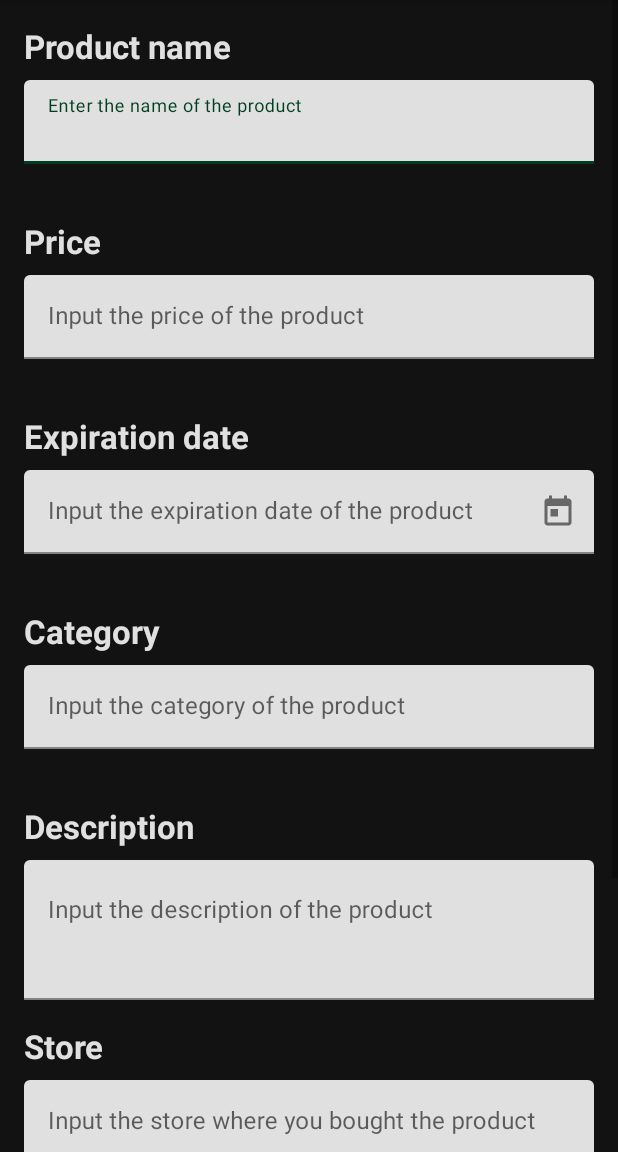
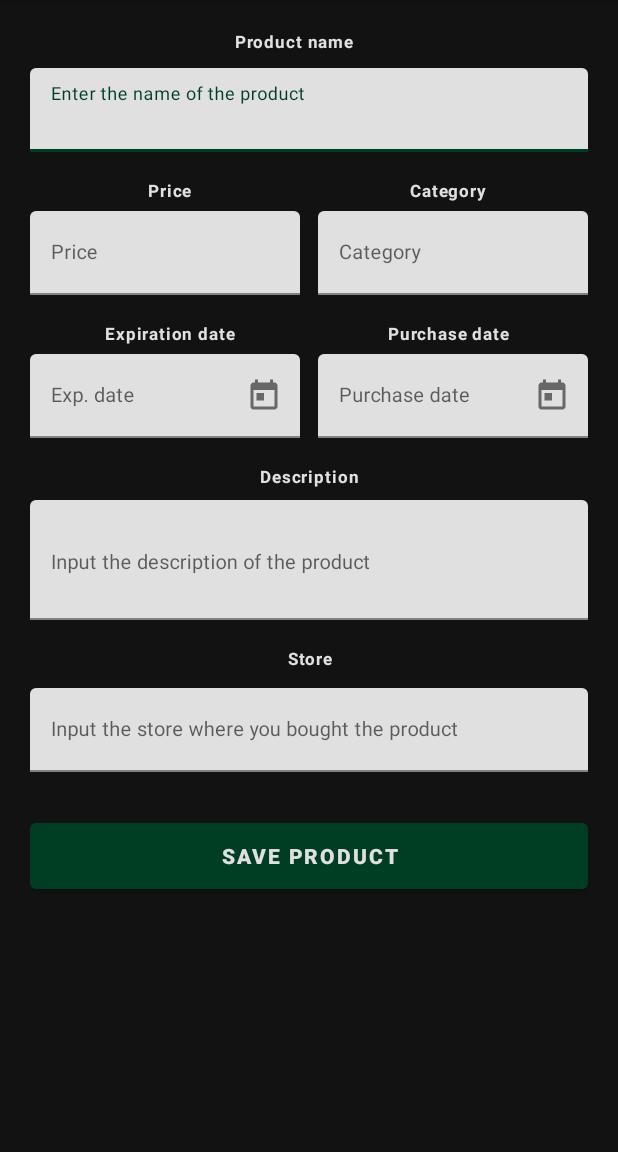
Before and after one commit to SimmSoft/QFoodly, an Android app: the fragment AddProductFragment shown on its own in the app's theme, on a phone screen of 412 x 824 dp, the part 84-1236 px from its top. Run offline under Robolectric (Android 15) with nearby library versions, the phone set to English and light mode, and no system bars.

Commit message:
Refine add product UI spacing and layout
Adjusted margins and spacing in fragment_add_product.xml to reduce excessive gaps and improve visual balance. All required fields remain, with a more compact and user-friendly arrangement for better UI/UX.

```diff
--- a/app/src/main/res/layout/fragment_add_product.xml
+++ b/app/src/main/res/layout/fragment_add_product.xml
@@ -9,152 +9,223 @@
     <androidx.constraintlayout.widget.ConstraintLayout
         android:layout_width="match_parent"
         android:layout_height="wrap_content"
-        android:padding="16dp">
+        android:padding="20dp">
 
         <!-- Product Name -->
         <TextView
             android:id="@+id/product_name_label"
-            android:layout_width="wrap_content"
-            android:layout_height="wrap_content"
+            android:layout_width="370dp"
+            android:layout_height="19dp"
+            android:layout_marginEnd="21dp"
+            android:letterSpacing="0.05"
             android:text="Product name"
+            android:textAlignment="center"
             android:textColor="@color/white"
-            android:textSize="10pt"
+            android:textSize="11sp"
             android:textStyle="bold"
+            app:layout_constraintEnd_toEndOf="parent"
             app:layout_constraintStart_toStartOf="parent"
-            app:layout_constraintTop_toTopOf="parent"/>
+            app:layout_constraintTop_toTopOf="parent" />
 
         <com.google.android.material.textfield.TextInputLayout
             android:id="@+id/product_name_layout"
             android:layout_width="0dp"
-            android:layout_height="wrap_content"
-            android:layout_marginTop="8dp"
-            app:layout_constraintTop_toBottomOf="@id/product_name_label"
+            android:layout_height="56dp"
+            android:layout_marginTop="6dp"
+            app:errorEnabled="true"
+            app:layout_constraintEnd_toEndOf="parent"
             app:layout_constraintStart_toStartOf="parent"
-            app:layout_constraintEnd_toEndOf="parent"
-            app:errorEnabled="true">
+            app:layout_constraintTop_toBottomOf="@id/product_name_label">
 
             <com.google.android.material.textfield.TextInputEditText
                 android:id="@+id/product_name_edit_text"
                 android:layout_width="match_parent"
-                android:layout_height="wrap_content"
-                android:hint="Enter the name of the product"/>
+                android:layout_height="56dp"
+                android:hint="Enter the name of the product"
+                android:paddingStart="14dp"
+                android:paddingEnd="14dp"
+                android:textSize="13sp" />
 
         </com.google.android.material.textfield.TextInputLayout>
 
-        <!-- Product Price -->
+        <!-- Product Price & Category Row -->
         <TextView
             android:id="@+id/product_price_label"
-            android:layout_width="wrap_content"
+            android:layout_width="0dp"
             android:layout_height="wrap_content"
             android:text="Price"
             android:textColor="@color/white"
-            android:textSize="10pt"
+            android:textSize="11sp"
             android:textStyle="bold"
-            android:layout_marginTop="16dp"
+            android:letterSpacing="0.05"
+            android:layout_marginTop="18dp"
+            android:gravity="center"
+            app:layout_constraintEnd_toStartOf="@id/product_category_label"
             app:layout_constraintStart_toStartOf="parent"
+            app:layout_constraintTop_toBottomOf="@id/product_name_layout"/>
+
+        <TextView
+            android:id="@+id/product_category_label"
+            android:layout_width="0dp"
+            android:layout_height="wrap_content"
+            android:text="Category"
+            android:textColor="@color/white"
+            android:textSize="11sp"
+            android:textStyle="bold"
+            android:letterSpacing="0.05"
+            android:layout_marginTop="18dp"
+            android:gravity="center"
+            app:layout_constraintEnd_toEndOf="parent"
+            app:layout_constraintStart_toEndOf="@id/product_price_label"
             app:layout_constraintTop_toBottomOf="@id/product_name_layout"/>
 
         <com.google.android.material.textfield.TextInputLayout
             android:id="@+id/price_layout"
             android:layout_width="0dp"
-            android:layout_height="wrap_content"
-            android:layout_marginTop="8dp"
-            app:layout_constraintTop_toBottomOf="@id/product_price_label"
+            android:layout_height="56dp"
+            android:layout_marginTop="6dp"
+            android:layout_marginEnd="6dp"
+            app:errorEnabled="true"
+            app:layout_constraintEnd_toStartOf="@id/category_layout"
             app:layout_constraintStart_toStartOf="parent"
-            app:layout_constraintEnd_toEndOf="parent"
-            app:errorEnabled="true">
+            app:layout_constraintTop_toBottomOf="@id/product_price_label">
 
             <com.google.android.material.textfield.TextInputEditText
                 android:id="@+id/price_edit_text"
                 android:layout_width="match_parent"
-                android:layout_height="wrap_content"
+                android:layout_height="56dp"
+                android:hint="Price"
                 android:inputType="numberDecimal"
-                android:hint="Input the price of the product"/>
+                android:paddingStart="14dp"
+                android:paddingEnd="14dp"
+                android:textSize="13sp" />
         </com.google.android.material.textfield.TextInputLayout>
 
-        <!-- Product Expiration Date -->
+        <com.google.android.material.textfield.TextInputLayout
+            android:id="@+id/category_layout"
+            android:layout_width="0dp"
+            android:layout_height="56dp"
+            android:layout_marginTop="6dp"
+            android:layout_marginStart="6dp"
+            app:errorEnabled="true"
+            app:layout_constraintEnd_toEndOf="parent"
+            app:layout_constraintStart_toEndOf="@id/price_layout"
+            app:layout_constraintTop_toBottomOf="@id/product_category_label">
+
+            <com.google.android.material.textfield.TextInputEditText
+                android:id="@+id/category_edit_text"
+                android:layout_width="match_parent"
+                android:layout_height="56dp"
+                android:hint="Category"
+                android:paddingStart="14dp"
+                android:paddingEnd="14dp"
+                android:textSize="13sp" />
+        </com.google.android.material.textfield.TextInputLayout>
+
+        <!-- Product Expiration Date & Purchase Date Row -->
         <TextView
             android:id="@+id/product_expiration_date_label"
-            android:layout_width="wrap_content"
+            android:layout_width="0dp"
             android:layout_height="wrap_content"
+            android:layout_marginTop="18dp"
+            android:letterSpacing="0.05"
             android:text="Expiration date"
             android:textColor="@color/white"
-            android:textSize="10pt"
+            android:textSize="11sp"
             android:textStyle="bold"
-            android:layout_marginTop="16dp"
+            android:gravity="center"
+            app:layout_constraintEnd_toStartOf="@id/product_purchase_date_label"
             app:layout_constraintStart_toStartOf="parent"
+            app:layout_constraintTop_toBottomOf="@id/price_layout" />
+
+        <TextView
+            android:id="@+id/product_purchase_date_label"
+            android:layout_width="0dp"
+            android:layout_height="wrap_content"
+            android:text="Purchase date"
+            android:textColor="@color/white"
+            android:textSize="11sp"
+            android:textStyle="bold"
+            android:letterSpacing="0.05"
+            android:layout_marginTop="18dp"
+            android:gravity="center"
+            app:layout_constraintEnd_toEndOf="parent"
+            app:layout_constraintStart_toEndOf="@id/product_expiration_date_label"
             app:layout_constraintTop_toBottomOf="@id/price_layout"/>
 
         <com.google.android.material.textfield.TextInputLayout
             android:id="@+id/expiration_date_layout"
             android:layout_width="0dp"
-            android:layout_height="wrap_content"
-            android:layout_marginTop="8dp"
-            app:layout_constraintTop_toBottomOf="@id/product_expiration_date_label"
+            android:layout_height="56dp"
+            android:layout_marginTop="6dp"
+            android:layout_marginEnd="6dp"
+            app:endIconDrawable="@drawable/ic_calendar"
+            app:endIconMode="custom"
+            app:errorEnabled="true"
+            app:layout_constraintEnd_toStartOf="@id/purchase_date_layout"
             app:layout_constraintStart_toStartOf="parent"
-            app:layout_constraintEnd_toEndOf="parent"
-            app:errorEnabled="true"
-            app:endIconMode="custom"
-            app:endIconDrawable="@drawable/ic_calendar">
+            app:layout_constraintTop_toBottomOf="@id/product_expiration_date_label">
 
             <com.google.android.material.textfield.TextInputEditText
                 android:id="@+id/expiration_date_edit_text"
                 android:layout_width="match_parent"
-                android:layout_height="wrap_content"
+                android:layout_height="56dp"
+                android:clickable="true"
+                android:focusable="false"
+                android:hint="Exp. date"
                 android:inputType="date"
-                android:hint="Input the expiration date of the product"
-                android:focusable="false"
-                android:clickable="true"/>
+                android:paddingStart="14dp"
+                android:paddingEnd="14dp"
+                android:textSize="13sp" />
         </com.google.android.material.textfield.TextInputLayout>
 
-        <!-- Product Category -->
-        <TextView
-            android:id="@+id/product_category_label"
-            android:layout_width="wrap_content"
-            android:layout_height="wrap_content"
-            android:text="Category"
-            android:textColor="@color/white"
-            android:textSize="10pt"
-            android:textStyle="bold"
-            android:layout_marginTop="16dp"
-            app:layout_constraintStart_toStartOf="parent"
-            app:layout_constraintTop_toBottomOf="@id/expiration_date_layout"/>
-
         <com.google.android.material.textfield.TextInputLayout
-            android:id="@+id/category_layout"
+            android:id="@+id/purchase_date_layout"
             android:layout_width="0dp"
-            android:layout_height="wrap_content"
-            android:layout_marginTop="8dp"
-            app:layout_constraintTop_toBottomOf="@id/product_category_label"
-            app:layout_constraintStart_toStartOf="parent"
+            android:layout_height="56dp"
+            android:layout_marginTop="6dp"
+            android:layout_marginStart="6dp"
+            app:endIconDrawable="@drawable/ic_calendar"
+            app:endIconMode="custom"
+            app:errorEnabled="true"
             app:layout_constraintEnd_toEndOf="parent"
-            app:errorEnabled="true">
+            app:layout_constraintStart_toEndOf="@id/expiration_date_layout"
+            app:layout_constraintTop_toBottomOf="@id/product_purchase_date_label">
 
             <com.google.android.material.textfield.TextInputEditText
-                android:id="@+id/category_edit_text"
+                android:id="@+id/purchase_date_edit_text"
                 android:layout_width="match_parent"
-                android:layout_height="wrap_content"
-                android:hint="Input the category of the product"/>
+                android:layout_height="56dp"
+                android:clickable="true"
+                android:focusable="false"
+                android:hint="Purchase date"
+                android:inputType="date"
+                android:paddingStart="14dp"
+                android:paddingEnd="14dp"
+                android:textSize="13sp" />
         </com.google.android.material.textfield.TextInputLayout>
 
         <!-- Product Description -->
         <TextView
             android:id="@+id/product_description_label"
-            android:layout_width="wrap_content"
-            android:layout_height="wrap_content"
+            android:layout_width="369dp"
+            android:layout_height="17dp"
+            android:layout_marginTop="18dp"
+            android:letterSpacing="0.05"
             android:text="Description"
+            android:textAlignment="center"
             android:textColor="@color/white"
-            android:textSize="10pt"
+            android:textSize="11sp"
             android:textStyle="bold"
-            android:layout_marginTop="16dp"
+            app:layout_constraintEnd_toEndOf="parent"
             app:layout_constraintStart_toStartOf="parent"
-            app:layout_constraintTop_toBottomOf="@id/category_layout"/>
+            app:layout_constraintTop_toBottomOf="@id/purchase_date_layout" />
 
         <com.google.android.material.textfield.TextInputLayout
             android:id="@+id/description_layout"
             android:layout_width="0dp"
             android:layout_height="wrap_content"
-            android:layout_marginTop="8dp"
+            android:layout_marginTop="6dp"
             app:layout_constraintTop_toBottomOf="@id/product_description_label"
             app:layout_constraintStart_toStartOf="parent"
             app:layout_constraintEnd_toEndOf="parent">
@@ -162,30 +233,36 @@
             <com.google.android.material.textfield.TextInputEditText
                 android:id="@+id/description_edit_text"
                 android:layout_width="match_parent"
-                android:layout_height="wrap_content"
+                android:layout_height="80dp"
+                android:paddingStart="14dp"
+                android:paddingEnd="14dp"
+                android:paddingTop="10dp"
+                android:textSize="13sp"
                 android:gravity="top"
-                android:lines="3"
                 android:hint="Input the description of the product"/>
         </com.google.android.material.textfield.TextInputLayout>
 
         <!-- Product Store -->
         <TextView
             android:id="@+id/product_store_label"
-            android:layout_width="wrap_content"
-            android:layout_height="wrap_content"
+            android:layout_width="369dp"
+            android:layout_height="21dp"
+            android:layout_marginTop="18dp"
+            android:letterSpacing="0.05"
             android:text="Store"
+            android:textAlignment="center"
             android:textColor="@color/white"
-            android:textSize="10pt"
+            android:textSize="11sp"
             android:textStyle="bold"
-            android:layout_marginTop="16dp"
+            app:layout_constraintEnd_toEndOf="parent"
             app:layout_constraintStart_toStartOf="parent"
-            app:layout_constraintTop_toBottomOf="@id/description_layout"/>
+            app:layout_constraintTop_toBottomOf="@id/description_layout" />
 
         <com.google.android.material.textfield.TextInputLayout
             android:id="@+id/store_layout"
             android:layout_width="0dp"
-            android:layout_height="wrap_content"
-            android:layout_marginTop="8dp"
+            android:layout_height="56dp"
+            android:layout_marginTop="6dp"
             app:layout_constraintTop_toBottomOf="@id/product_store_label"
             app:layout_constraintStart_toStartOf="parent"
             app:layout_constraintEnd_toEndOf="parent">
@@ -193,55 +270,27 @@
             <com.google.android.material.textfield.TextInputEditText
                 android:id="@+id/store_edit_text"
                 android:layout_width="match_parent"
-                android:layout_height="wrap_content"
+                android:layout_height="56dp"
+                android:paddingStart="14dp"
+                android:paddingEnd="14dp"
+                android:textSize="13sp"
                 android:hint="Input the store where you bought the product"/>
-        </com.google.android.material.textfield.TextInputLayout>
-
-        <!-- Product Purchase Date -->
-        <TextView
-            android:id="@+id/product_purchase_date_label"
-            android:layout_width="wrap_content"
-            android:layout_height="wrap_content"
-            android:text="Purchase date"
-            android:textColor="@color/white"
-            android:textSize="10pt"
-            android:textStyle="bold"
-            android:layout_marginTop="16dp"
-            app:layout_constraintStart_toStartOf="parent"
-            app:layout_constraintTop_toBottomOf="@id/store_layout"/>
-
-        <com.google.android.material.textfield.TextInputLayout
-            android:id="@+id/purchase_date_layout"
-            android:layout_width="0dp"
-            android:layout_height="wrap_content"
-            android:layout_marginTop="8dp"
-            app:layout_constraintTop_toBottomOf="@id/product_purchase_date_label"
-            app:layout_constraintStart_toStartOf="parent"
-            app:layout_constraintEnd_toEndOf="parent"
-            app:errorEnabled="true"
-            app:endIconMode="custom"
-            app:endIconDrawable="@drawable/ic_calendar">
-
-            <com.google.android.material.textfield.TextInputEditText
-                android:id="@+id/purchase_date_edit_text"
-                android:layout_width="match_parent"
-                android:layout_height="wrap_content"
-                android:inputType="date"
-                android:hint="Input the purchase date of the product"
-                android:focusable="false"
-                android:clickable="true"/>
         </com.google.android.material.textfield.TextInputLayout>
 
         <!-- Save Product Button -->
         <Button
             android:id="@+id/save_button"
-            android:layout_width="143dp"
-            android:layout_height="54dp"
-            android:layout_marginTop="32dp"
-            android:text="Save"
+            android:layout_width="0dp"
+            android:layout_height="56dp"
+            android:layout_marginTop="28dp"
+            android:layout_marginBottom="16dp"
+            android:text="Save Product"
+            android:textSize="14sp"
+            android:textStyle="bold"
             app:layout_constraintEnd_toEndOf="parent"
             app:layout_constraintStart_toStartOf="parent"
-            app:layout_constraintTop_toBottomOf="@id/purchase_date_layout" />
+            app:layout_constraintTop_toBottomOf="@id/store_layout"
+            app:layout_constraintBottom_toBottomOf="parent" />
 
     </androidx.constraintlayout.widget.ConstraintLayout>
 </ScrollView>
```
